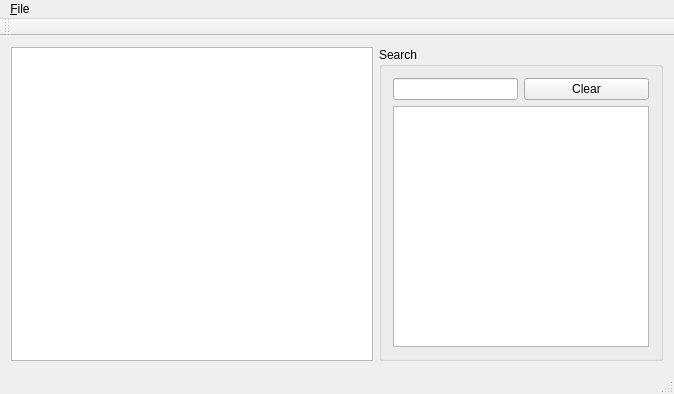
The window that mainwindow.ui (sje397/SearchCSV) describes before a commit, drawn with Qt 5.
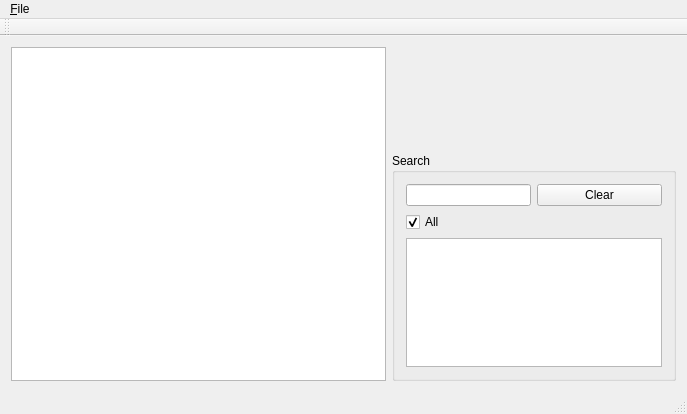
The same window after the commit. Icons and pictures are not drawn.

Patch:
```diff
--- a/mainwindow.ui
+++ b/mainwindow.ui
@@ -6,8 +6,8 @@
    <rect>
     <x>0</x>
     <y>0</y>
-    <width>674</width>
-    <height>394</height>
+    <width>687</width>
+    <height>414</height>
    </rect>
   </property>
   <property name="windowTitle">
@@ -29,6 +29,33 @@
      </widget>
     </item>
     <item>
+     <layout class="QVBoxLayout" name="verticalLayout_2">
+      <item>
+       <widget class="QLabel" name="label">
+        <property name="sizePolicy">
+         <sizepolicy hsizetype="Minimum" vsizetype="Minimum">
+          <horstretch>0</horstretch>
+          <verstretch>0</verstretch>
+         </sizepolicy>
+        </property>
+        <property name="minimumSize">
+         <size>
+          <width>100</width>
+          <height>100</height>
+         </size>
+        </property>
+        <property name="text">
+         <string/>
+        </property>
+        <property name="pixmap">
+         <pixmap resource="res.qrc">:/images/logo.png</pixmap>
+        </property>
+        <property name="alignment">
+         <set>Qt::AlignCenter</set>
+        </property>
+       </widget>
+      </item>
+      <item>
      <widget class="QGroupBox" name="groupBox">
       <property name="title">
        <string>Search</string>
@@ -55,15 +82,27 @@
          </item>
         </layout>
        </item>
+         <item>
+          <widget class="QCheckBox" name="checkAll">
+           <property name="text">
+            <string>All</string>
+           </property>
+           <property name="checked">
+            <bool>true</bool>
+           </property>
+          </widget>
+         </item>
        <item>
         <widget class="QListWidget" name="listWidget">
          <property name="sortingEnabled">
-          <bool>true</bool>
+            <bool>false</bool>
          </property>
         </widget>
        </item>
       </layout>
      </widget>
+      </item>
+     </layout>
     </item>
    </layout>
   </widget>
@@ -72,7 +111,7 @@
     <rect>
      <x>0</x>
      <y>0</y>
-     <width>674</width>
+     <width>687</width>
      <height>22</height>
     </rect>
    </property>
```
Left out of the diff: 7 changed lines with no effect on the pictures. Lines whose indentation alone changed are shown as unchanged.
